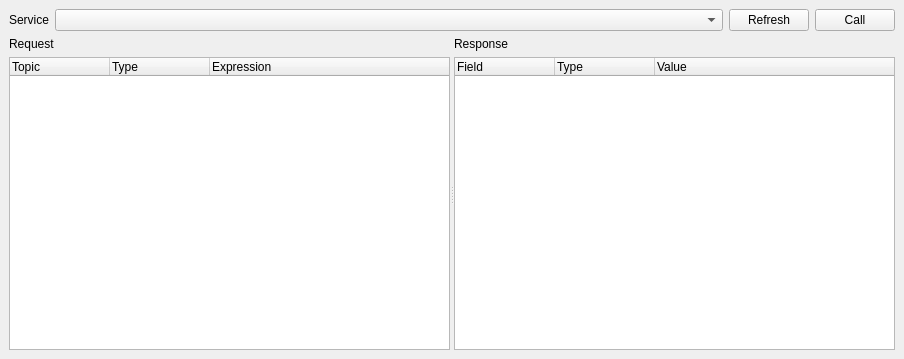
Qt form rosgui_service_caller/lib/ServiceCaller.ui (ros-visualization/rqt) before a commit.
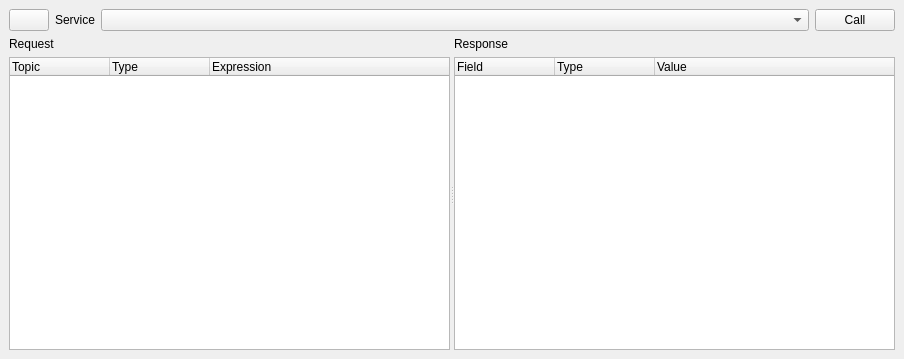
The same form after that commit. Custom widgets are drawn as their Qt base class.

```diff
--- a/rosgui_service_caller/lib/ServiceCaller.ui
+++ b/rosgui_service_caller/lib/ServiceCaller.ui
@@ -17,6 +17,16 @@
    <layout class="QVBoxLayout" name="verticalLayout_3" stretch="0,1">
     <item>
      <layout class="QHBoxLayout" name="horizontalLayout">
+      <item>
+       <widget class="QPushButton" name="refresh_services_button">
+        <property name="toolTip">
+         <string>Refresh service list</string>
+        </property>
+        <property name="text">
+         <string/>
+        </property>
+       </widget>
+      </item>
       <item>
        <widget class="QLabel" name="label">
         <property name="sizePolicy">
@@ -33,7 +43,7 @@
       <item>
        <widget class="ExtendedComboBox" name="service_combo_box">
         <property name="sizePolicy">
-         <sizepolicy hsizetype="MinimumExpanding" vsizetype="Fixed">
+         <sizepolicy hsizetype="Expanding" vsizetype="Fixed">
           <horstretch>0</horstretch>
           <verstretch>0</verstretch>
          </sizepolicy>
@@ -43,13 +53,6 @@
         </property>
        </widget>
       </item>
-      <item>
-       <widget class="QPushButton" name="refresh_services_button">
-        <property name="text">
-         <string>Refresh</string>
-        </property>
-       </widget>
-      </item>
       <item>
        <widget class="QPushButton" name="call_service_button">
         <property name="text">
```
Left out of the diff: 7 changed lines with no effect on the pictures.
